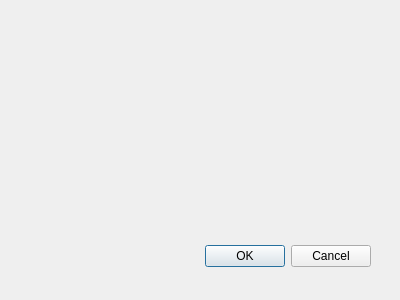
This is woterm/qwosessionproperty.ui in hongnod/woterm as Qt 5 draws it before an edit. The edited form follows.
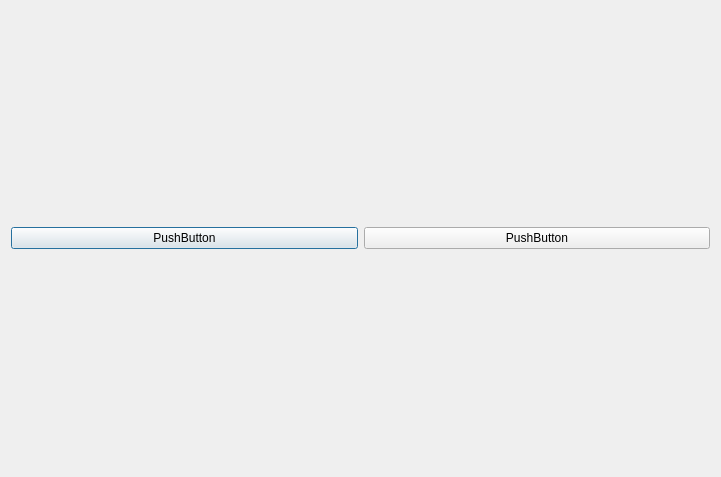
This is the edited form.

The edit to the form file:
```diff
--- a/woterm/qwosessionproperty.ui
+++ b/woterm/qwosessionproperty.ui
@@ -8,29 +8,47 @@
    <rect>
     <x>0</x>
     <y>0</y>
-    <width>400</width>
-    <height>300</height>
+    <width>721</width>
+    <height>477</height>
    </rect>
   </property>
   <property name="windowTitle">
    <string>Dialog</string>
   </property>
-  <widget class="QDialogButtonBox" name="buttonBox">
-   <property name="geometry">
-    <rect>
-     <x>30</x>
-     <y>240</y>
-     <width>341</width>
-     <height>32</height>
-    </rect>
-   </property>
-   <property name="orientation">
-    <enum>Qt::Horizontal</enum>
-   </property>
-   <property name="standardButtons">
-    <set>QDialogButtonBox::Cancel|QDialogButtonBox::Ok</set>
-   </property>
-  </widget>
+  <layout class="QVBoxLayout" name="verticalLayout_3">
+   <item>
+    <layout class="QVBoxLayout" name="verticalLayout_2">
+     <item>
+      <layout class="QHBoxLayout" name="horizontalLayout">
+       <property name="sizeConstraint">
+        <enum>QLayout::SetMaximumSize</enum>
+       </property>
+      </layout>
+     </item>
+     <item>
+      <layout class="QHBoxLayout" name="horizontalLayout_2">
+       <property name="sizeConstraint">
+        <enum>QLayout::SetMaximumSize</enum>
+       </property>
+       <item>
+        <widget class="QPushButton" name="pushButton_2">
+         <property name="text">
+          <string>PushButton</string>
+         </property>
+        </widget>
+       </item>
+       <item>
+        <widget class="QPushButton" name="pushButton">
+         <property name="text">
+          <string>PushButton</string>
+         </property>
+        </widget>
+       </item>
+      </layout>
+     </item>
+    </layout>
+   </item>
+  </layout>
  </widget>
  <pixmapfunction/>
  <resources/>
```
Left out of the diff: 40 changed lines with no effect on the pictures.
